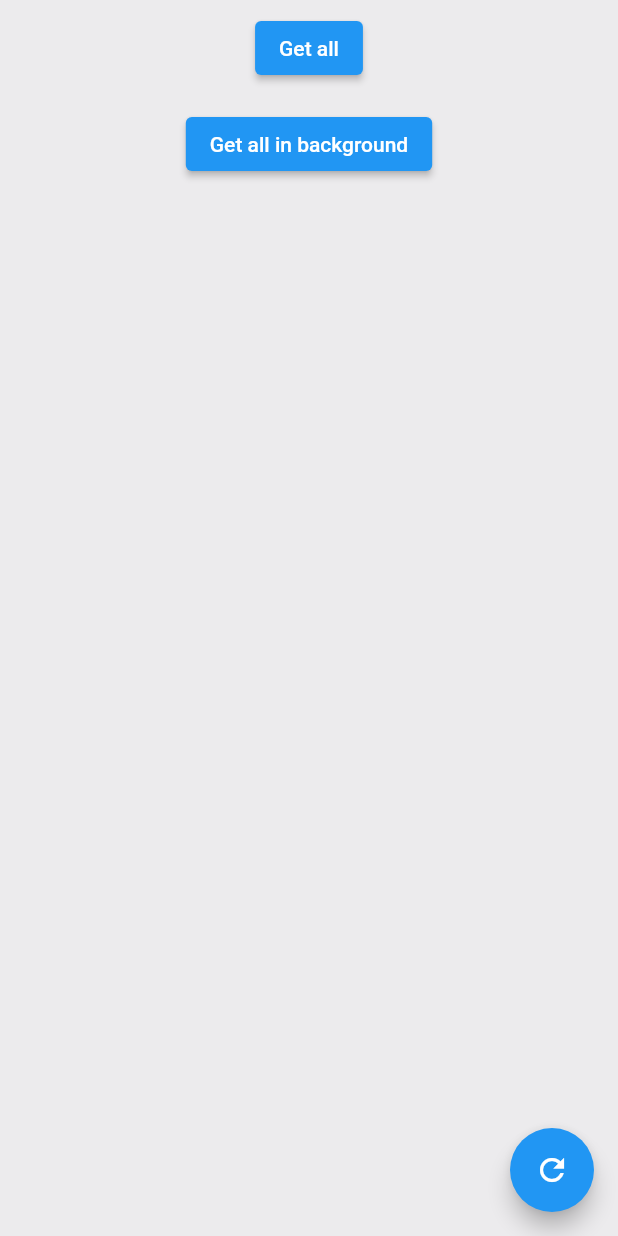
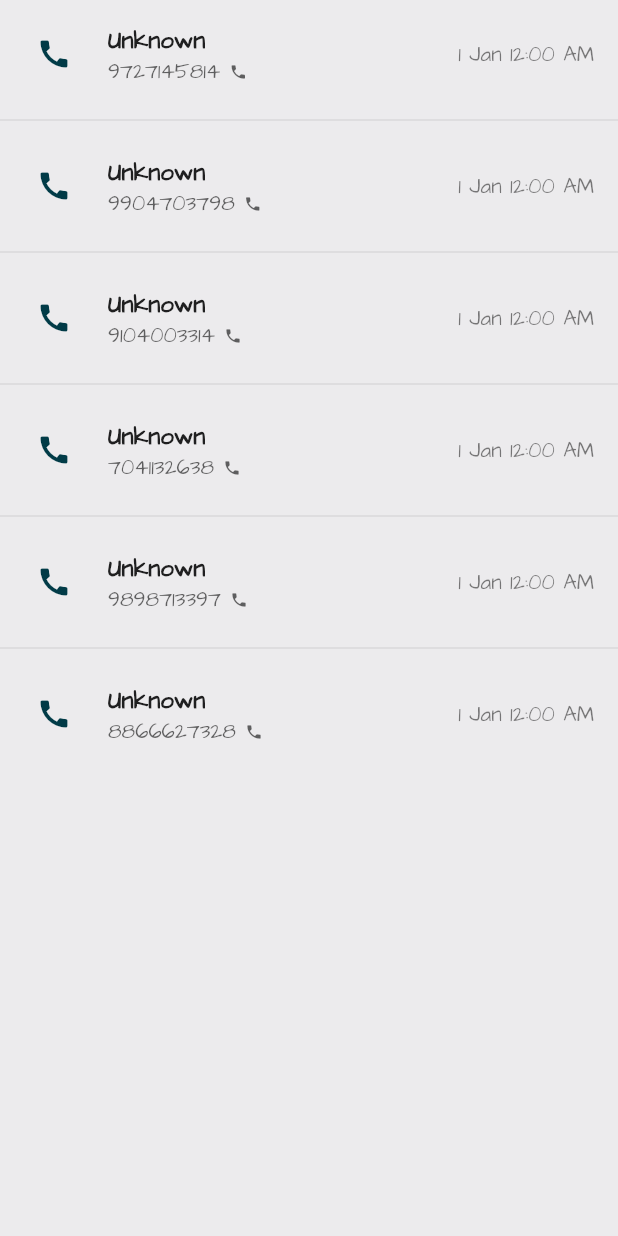
Before and after one commit to juniorbomb/contact_reminder, a Flutter app: the ContactScreen screen opened directly, on a phone screen of 412 x 824 dp. Run offline on Flutter 3.47's test engine with Material 2 defaults, Android fonts, the phone set to English and light mode, and no system bars; drawn by our look-alikes of auto_size_text, pull_to_refresh; our stand-ins replace animated_bottom_navigation_bar, permission_handler; missing offline and left inert: call_log, flutter_sms_inbox.

Commit message:
contact fetching

```diff
--- a/lib/configs/app_constants.dart
+++ b/lib/configs/app_constants.dart
@@ -1,5 +1,5 @@
 class AppConstants {
   static const String APP_NAME = "Contact Reminder";
 
-  static const String FONT_FAMILY = "arial";
+  static const String FONT_FAMILY = "ArchitectsDaughter";
 }
--- a/lib/configs/style.dart
+++ b/lib/configs/style.dart
@@ -9,7 +9,7 @@ class Style {
   static ThemeData appTheme = ThemeData(
     primaryColor: ColorPallet.primaryColor,
     scaffoldBackgroundColor: ColorPallet.backgroundColor,
-    // fontFamily: AppConstants.FONT_FAMILY,
+    fontFamily: AppConstants.FONT_FAMILY,
     appBarTheme: const AppBarTheme(
       backgroundColor: ColorPallet.primaryColor,
       foregroundColor: ColorPallet.transparent,
--- a/lib/configs/text_style.dart
+++ b/lib/configs/text_style.dart
@@ -55,8 +55,8 @@ class TextStyles {
     return const TextStyle(
       fontSize: Dimensions.FONT_SIZE_LARGE_18,
       fontWeight: FontWeight.w600,
-      color: ColorPallet.secondaryColor,
-      letterSpacing: 1.05,
+      color: ColorPallet.whiteColor,
+      letterSpacing: 1.025,
     );
   }
 
--- a/lib/main.dart
+++ b/lib/main.dart
@@ -1,16 +1,12 @@
-import 'package:call_log/call_log.dart';
 import 'package:flutter/material.dart';
 import 'package:contact_reminder/configs/app_constants.dart';
 import 'package:contact_reminder/configs/routes.dart';
 import 'package:contact_reminder/configs/style.dart';
-import 'package:flutter/services.dart';
-import 'package:flutter_sms_inbox/flutter_sms_inbox.dart';
-import 'package:workmanager/workmanager.dart';
+// import 'package:flutter_sms_inbox/flutter_sms_inbox.dart';
 
 void main() {
-  SmsQuery query = SmsQuery();
+  // SmsQuery query = SmsQuery();
   runApp(const MyApp());
-  Workmanager().initialize((){}, isInDebugMode: true);
 }
 
 class MyApp extends StatelessWidget {
--- /dev/null
+++ b/lib/models/contact_log_model.dart
@@ -0,0 +1,46 @@
+import 'package:call_log/call_log.dart';
+import 'package:contact_reminder/models/log_type.dart';
+
+class ContactLogModel {
+  final String number;
+  final String name;
+  final String sender;
+  final String message;
+  final int duration;
+  final Type type; // call or sms
+  final DateTime dateTime;
+  final CallType callType; // receive send missed
+
+  ContactLogModel({
+    required this.number,
+    required this.message,
+    required this.sender,
+    required this.duration,
+    required this.callType,
+    required this.type,
+    required this.dateTime,
+    required this.name,
+  });
+
+  ContactLogModel copyWith({
+    String? number,
+    String? name,
+    String? sender,
+    String? message,
+    int? duration,
+    Type? type, // call or sms
+    DateTime? dateTime,
+    CallType? callType,
+  }) {
+    return ContactLogModel(
+      sender: sender ?? this.sender,
+      callType: callType ?? this.callType,
+      dateTime: dateTime ?? this.dateTime,
+      duration: duration ?? this.duration,
+      message: message ?? this.message,
+      name: name ?? this.name,
+      number: number ?? this.number,
+      type: type ?? this.type,
+    );
+  }
+}
--- /dev/null
+++ b/lib/models/log_type.dart
@@ -0,0 +1,10 @@
+enum Type {
+  call,
+  sms,
+}
+
+enum CallLogType {
+  receive,
+  sent,
+  miscall,
+}
--- a/lib/screens/contacts/contacts_screen.dart
+++ b/lib/screens/contacts/contacts_screen.dart
@@ -1,9 +1,17 @@
+import 'dart:developer';
+
+import 'package:auto_size_text/auto_size_text.dart';
 import 'package:call_log/call_log.dart';
-import 'package:contact_reminder/main.dart';
+import 'package:contact_reminder/configs/colors.dart';
+import 'package:contact_reminder/models/contact_log_model.dart';
+import 'package:contact_reminder/models/log_type.dart';
 import 'package:flutter/material.dart';
 import 'package:flutter_sms_inbox/flutter_sms_inbox.dart';
+import 'package:intl/intl.dart';
 import 'package:permission_handler/permission_handler.dart';
-import 'package:workmanager/workmanager.dart';
+import 'package:pull_to_refresh/pull_to_refresh.dart';
+
+import '../../configs/dimensions.dart';
 
 class ContactScreen extends StatefulWidget {
   const ContactScreen({Key? key}) : super(key: key);
@@ -13,125 +21,215 @@ class ContactScreen extends StatefulWidget {
 }
 
 class _ContactScreenState extends State<ContactScreen> {
+  final SmsQuery _query = SmsQuery();
+  final RefreshController _refreshController =
+      RefreshController(initialRefresh: false);
 
-  final SmsQuery _query = SmsQuery();
-  List<SmsMessage> _messages = [];
-  Iterable<CallLogEntry> _callLogEntries = <CallLogEntry>[];
+  bool _isLoading = false;
+
+  List<ContactLogModel> historyLog = [];
+  final List<String> numbers = [
+    "9727145814",
+    "9904703798",
+    "9104003314",
+    "7041132638",
+    "9898713397",
+    "8866627328"
+  ];
+  List<CallLogEntry> _callLogEntries = [];
 
   @override
-  void didChangeDependencies() async {
-    super.didChangeDependencies();
-
+  void initState() {
+    super.initState();
+    _loadData();
   }
 
-  Future<Iterable<CallLogEntry>> _callLogs() async {
-    var now = DateTime.now();
-    int from = now.subtract(const Duration(days: 60)).millisecondsSinceEpoch;
-    int to = now.subtract(const Duration(days: 30)).millisecondsSinceEpoch;
-    return await CallLog.query(
-      dateFrom: from,
-      dateTo: to,
-      durationFrom: 0,
-      durationTo: 60,
-      name: 'name',
-      number: 'number',
-      // type: CallType.incoming,
+  @override
+  Widget build(BuildContext context) {
+    final List<Widget> children = <Widget>[];
+
+    return Scaffold(
+      body: SmartRefresher(
+        enablePullDown: true,
+        enablePullUp: true,
+        header: const WaterDropMaterialHeader(
+          color: Colors.white,
+          backgroundColor: ColorPallet.primaryColor,
+          offset: -0,
+        ),
+        onRefresh: _onRefresh,
+        controller: _refreshController,
+        physics: const AlwaysScrollableScrollPhysics(),
+        child: ListView.separated(
+          itemCount: historyLog.length,
+          separatorBuilder: (context, index) => const Divider(),
+          itemBuilder: (context, index) {
+            final entry = historyLog[index];
+            return ContactLogItem(entry: entry);
+          },
+          shrinkWrap: true,
+        ),
+      ),
     );
   }
 
-  Future _smsLogs() async {
+  void _onRefresh() async {
+    try {
+      setState(() {
+        _isLoading = true;
+      });
+      await _loadData();
+    } on Exception catch (e) {
+      log(e.toString());
+      _refreshController.loadFailed();
+    }
+    setState(() {
+      _isLoading = false;
+    });
+    // if failed,use refreshFailed()
+
+    _refreshController.refreshCompleted();
+  }
+
+  _loadData() async {
+    await _getCallLogs();
+    historyLog.clear();
+    for (var number in numbers) {
+      CallLogEntry? callLogEntry = await _getLastCallLogOf(number);
+      SmsMessage? smsMessage = await _getLastSmsLogOf(number);
+
+      ContactLogModel contactLogModel = ContactLogModel(
+        callType: CallType.unknown,
+        dateTime: DateTime.now(),
+        duration: 0,
+        message: "Unknown",
+        name: "Unknown",
+        number: number,
+        type: Type.call,
+        sender: "Unknown",
+      );
+
+      log(callLogEntry?.number ?? "name");
+      if (smsMessage != null && callLogEntry != null) {
+        if (smsMessage.date!
+                .difference(DateTime.fromMillisecondsSinceEpoch(
+                    callLogEntry.timestamp ?? 0))
+                .inMilliseconds >
+            0) {
+          contactLogModel = contactLogModel.copyWith(
+            sender: smsMessage.sender,
+            name: callLogEntry.name,
+            dateTime: smsMessage.date!,
+            message: smsMessage.body,
+            type: Type.sms,
+          );
+          historyLog.add(contactLogModel);
+          continue;
+        }
+      }
+      contactLogModel = contactLogModel.copyWith(
+        callType: callLogEntry?.callType,
+        dateTime:
+            DateTime.fromMillisecondsSinceEpoch(callLogEntry?.timestamp ?? 0),
+        type: Type.call,
+        duration: callLogEntry?.duration,
+        name: callLogEntry?.name,
+      );
+      historyLog.add(contactLogModel);
+    }
+
+    historyLog.sort(
+      (a, b) => b.dateTime.compareTo(a.dateTime),
+    );
+    setState(() {});
+  }
+
+  _getCallLogs() async {
+    final Iterable<CallLogEntry> result = await CallLog.query();
+    _callLogEntries = result.toList();
+  }
+
+  Future<CallLogEntry?> _getLastCallLogOf(number) async {
+    final result = (await CallLog.query(number: number)).toList();
+    return result.isNotEmpty ? result[0] : null;
+  }
+
+  Future<SmsMessage?> _getLastSmsLogOf(number) async {
+    SmsMessage? message;
     var permission = await Permission.sms.status;
     if (permission.isGranted) {
       final messages = await _query.querySms(
         kinds: [SmsQueryKind.inbox, SmsQueryKind.sent],
-         //pass number for particular sms(optional)
-        address: '+919824930348',
-        // Count of sms (0 if you want latest msg of above address)
+        address: number,
         count: 0,
       );
-      debugPrint('sms inbox messages: ${messages.length}');
-
-      setState(() => _messages = messages);
+      if (messages.isNotEmpty) {
+        message = messages[0];
+      }
     } else {
       await Permission.sms.request();
     }
+    return message;
   }
+}
+
+class ContactLogItem extends StatelessWidget {
+  const ContactLogItem({
+    Key? key,
+    required this.entry,
+  }) : super(key: key);
+
+  final ContactLogModel entry;
 
   @override
   Widget build(BuildContext context) {
-    const TextStyle mono = TextStyle(fontFamily: 'monospace');
-    final List<Widget> children = <Widget>[];
-    for (CallLogEntry entry in _callLogEntries) {
-      children.add(
-        Column(
-          children: <Widget>[
-            const Divider(),
-            Text('F. NUMBER  : ${entry.formattedNumber}', style: mono),
-            Text('C.M. NUMBER: ${entry.cachedMatchedNumber}', style: mono),
-            Text('NUMBER     : ${entry.number}', style: mono),
-            Text('NAME       : ${entry.name}', style: mono),
-            Text('TYPE       : ${entry.callType}', style: mono),
-            Text('DATE       : ${DateTime.fromMillisecondsSinceEpoch(entry.timestamp??0)}',
-                style: mono),
-            Text('DURATION   : ${entry.duration}', style: mono),
-            Text('ACCOUNT ID : ${entry.phoneAccountId}', style: mono),
-            Text('SIM NAME   : ${entry.simDisplayName}', style: mono),
-          ],
-          crossAxisAlignment: CrossAxisAlignment.start,
-          mainAxisAlignment: MainAxisAlignment.start,
-        ),
-      );
-    }
-    return Scaffold(
-      body: SingleChildScrollView(
-          child: Column(
-            children: <Widget>[
-              Center(
-                child: Padding(
-                  padding: const EdgeInsets.all(8.0),
-                  child: ElevatedButton(
-                    onPressed: () async {
-                      final Iterable<CallLogEntry> result = await CallLog.query();
-                      setState(() {
-                        _callLogEntries = result;
-                      });
-                    },
-                    child: const Text('Get all'),
+    return ListTile(
+      leading: Container(
+        height: 40,
+        width: 40,
+        alignment: Alignment.center,
+        child: Icon(
+          entry.type == Type.call ? Icons.call : Icons.message,
+          color: ColorPallet.secondaryColor,
         ),
       ),
-              ),
-              Center(
-                child: Padding(
-                  padding: const EdgeInsets.all(8.0),
-                  child: ElevatedButton(
-                    onPressed: () {
-                      Workmanager().registerOneOffTask(
-                        DateTime.now().millisecondsSinceEpoch.toString(),
-                        'simpleTask',
-                        existingWorkPolicy: ExistingWorkPolicy.replace,
-                      );
-                    },
-                    child: const Text('Get all in background'),
+      title: AutoSizeText(
+        entry.name,
+        style: const TextStyle(
+          fontSize: Dimensions.FONT_SIZE_LARGE,
+          fontWeight: FontWeight.w600,
         ),
       ),
+      subtitle: Row(
+        crossAxisAlignment: CrossAxisAlignment.center,
+        children: [
+          AutoSizeText(
+            entry.type == Type.call
+                ? entry.number
+                : entry.sender + ": " + entry.message,
+            style: TextStyle(
+              color: ColorPallet.blackColor.withOpacity(0.6),
             ),
-              Padding(
-                padding: const EdgeInsets.all(8.0),
-                child: ListView(
-                  shrinkWrap: true,
-                  physics:const NeverScrollableScrollPhysics(),
-                  children: children,
           ),
-              )
+          if (entry.type == Type.call) ...[
+            const SizedBox(width: 6),
+            Icon(
+              entry.callType == CallType.incoming
+                  ? Icons.phone_callback
+                  : entry.callType == CallType.outgoing
+                      ? Icons.phone_forwarded
+                      : Icons.phone,
+              color: ColorPallet.blackColor.withOpacity(0.6),
+              size: 12,
+            ),
+          ],
         ],
       ),
+      trailing: AutoSizeText(
+        DateFormat("d MMM hh:mm a").format(entry.dateTime),
+        style: TextStyle(
+          color: ColorPallet.blackColor.withOpacity(0.5),
         ),
-
-      floatingActionButton: FloatingActionButton(
-          onPressed: () async {
-          _smsLogs();
-        },
-          child: const Icon(Icons.refresh),
       ),
     );
   }
--- a/lib/screens/nav/nav_screen.dart
+++ b/lib/screens/nav/nav_screen.dart
@@ -27,16 +27,17 @@ class _NavigationScreenState extends State<NavigationScreen> {
   @override
   Widget build(BuildContext context) {
     return Scaffold(
-      // appBar: AppBar(
-      //   centerTitle: true,
-      //   title: Text(
-      //     (_selectedPageIndex == 0 ? "Contact History" : "Settings")
-      //         .toUpperCase(),
-      //     style: Theme.of(context).textTheme.headline3,
-      //   ),
-      // ),
+      appBar: AppBar(
+        centerTitle: true,
+        title: Text(
+          (_selectedPageIndex == 0 ? "Contact History" : "Settings")
+              .toUpperCase(),
+          style: Theme.of(context).textTheme.headline3,
+        ),
+      ),
       body: PageView.builder(
-        onPageChanged: (index){
+        physics: const NeverScrollableScrollPhysics(),
+        onPageChanged: (index) {
           setState(() {
             _selectedPageIndex = index;
           });
```
Also changed, not shown: pubspec.yaml (+4 -3 lines), assets/fonts/ArchitectsDaughter-Regular.ttf (added), pubspec.lock. Lines whose indentation alone changed are shown as unchanged.
